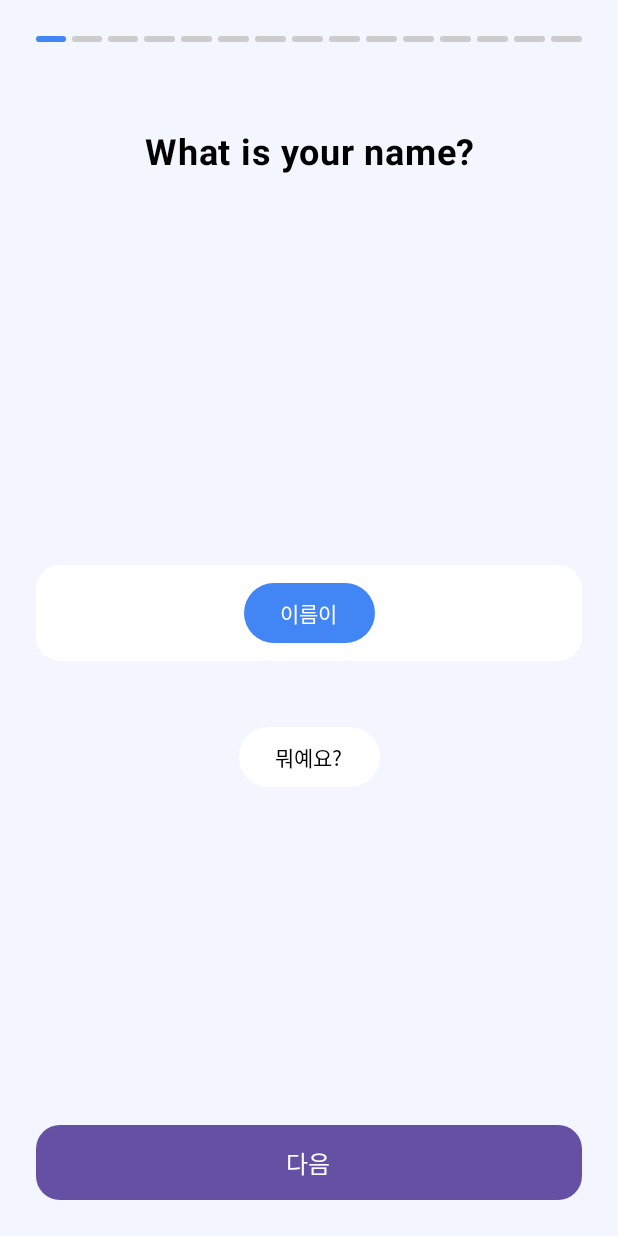
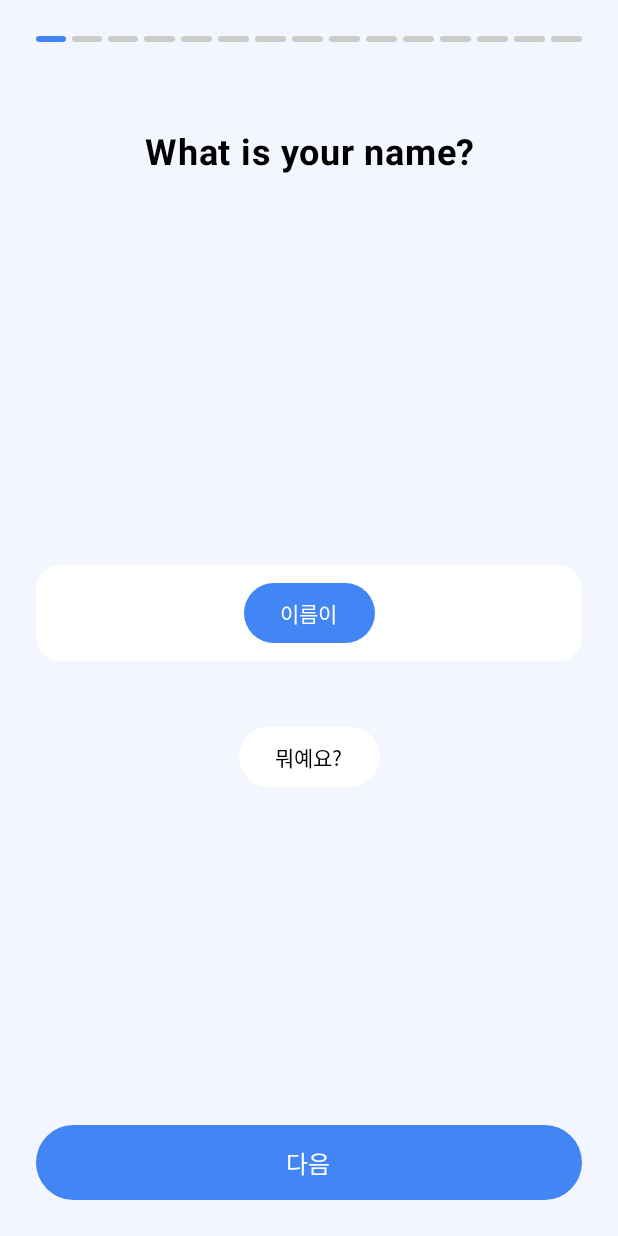
Before and after one commit to 3S-CREW/Chaining, an Android app built with Jetpack Compose: the KRQuizScreen screen opened through its navigation route, after a tap on "다음", on a phone screen of 412 x 824 dp. Run offline under Robolectric (Android 15) with nearby library versions, the phone set to English and light mode, and no system bars; our stand-ins replace Dagger/Hilt's generated code, Firebase (no records; nobody signed in at launch, a user with empty details on screens opened directly); 1 other tap on this screen came first.

Commit message:
[Design] 한국어 퀴즈 동기화

```diff
--- a/app/src/main/java/com/example/chaining/ui/screen/KRQuizScreen.kt
+++ b/app/src/main/java/com/example/chaining/ui/screen/KRQuizScreen.kt
@@ -1,5 +1,6 @@
 package com.example.chaining.ui.screen
 
+import android.widget.Toast
 import androidx.compose.foundation.layout.Column
 import androidx.compose.foundation.layout.ExperimentalLayoutApi
 import androidx.compose.foundation.layout.Spacer
@@ -9,10 +10,13 @@ import androidx.compose.foundation.layout.height
 import androidx.compose.foundation.layout.padding
 import androidx.compose.foundation.shape.RoundedCornerShape
 import androidx.compose.material3.Button
+import androidx.compose.material3.ButtonDefaults
 import androidx.compose.material3.Scaffold
 import androidx.compose.material3.Text
 import androidx.compose.runtime.Composable
 import androidx.compose.runtime.LaunchedEffect
+import androidx.compose.runtime.collectAsState
+import androidx.compose.runtime.getValue
 import androidx.compose.ui.Modifier
 import androidx.compose.ui.graphics.Color
 import androidx.compose.ui.platform.LocalContext
@@ -32,10 +36,20 @@ fun KRQuizScreen(
 ) {
     val context = LocalContext.current
     val isQuizFinished = quizViewModel.isQuizFinished.value
+    val toastMessage by quizViewModel.toastMessage.collectAsState()
+
+    // toastMessage 상태가 변경될 때마다 실행
+    LaunchedEffect(toastMessage) {
+        toastMessage?.let { message ->
+            Toast.makeText(context, message, Toast.LENGTH_SHORT).show()
+            // Toast를 보여준 후에는 ViewModel의 상태를 다시 null로 초기화
+            quizViewModel.clearToastMessage()
+        }
+    }
 
     // 화면이 처음 생성될 때 한국어 퀴즈를 불러옵니다.
     LaunchedEffect(Unit) {
-        // ✅ "KOREAN"으로 변경된 부분
+        // "KOREAN"으로 변경된 부분
         quizViewModel.loadQuizzes(context, "KOREAN")
     }
 
@@ -114,16 +128,21 @@ fun KRQuizScreen(
 
                 Spacer(modifier = Modifier.weight(1f))
 
+                // '다음' 버튼
                 Button(
-                    onClick = { quizViewModel.submitAndGoToNext() },
+                    onClick = { quizViewModel.submitAndGoToNext() }, // 항상 다음 문제로 이동
                     modifier = Modifier
                         .fillMaxWidth()
                         .height(50.dp),
-                    enabled = isAnswerSubmitted,
-                    shape = RoundedCornerShape(16.dp)
+                    enabled = isAnswerSubmitted, // 사용자가 답을 제출했을 때만 활성화
+                    shape = RoundedCornerShape(30.dp),
+                    colors = ButtonDefaults.buttonColors(
+                        containerColor = Color(0xFF4285F4), // 버튼의 배경색
+                        contentColor = Color.White        // 버튼 안의 텍스트 색상
+                    )
                 ) {
                     Text(
-                        text = "다음",
+                        text = "다음", // 텍스트를 '다음'으로 고정
                         fontSize = 16.sp
                     )
                 }
--- a/app/src/main/java/com/example/chaining/viewmodel/QuizViewModel.kt
+++ b/app/src/main/java/com/example/chaining/viewmodel/QuizViewModel.kt
@@ -77,10 +77,13 @@ class QuizViewModel : ViewModel() {
     private val _toastMessage = MutableStateFlow<String?>(null)
     val toastMessage = _toastMessage.asStateFlow()
 
+    private var currentLanguage: String = "ENGLISH"
+
     /**
      * Assets 폴더에서 언어에 맞는 퀴즈 JSON 파일을 읽어오는 함수
      */
     fun loadQuizzes(context: Context, language: String) {
+        this.currentLanguage = language
         val fileName = if (language == "KOREAN") {
             "korean_quizzes.json"
         } else {
@@ -156,9 +159,14 @@ class QuizViewModel : ViewModel() {
 
             // 사용자가 모든 단어를 선택하지 않았다면
             if (userWords != totalWords) {
+                val message = if (currentLanguage == "KOREAN") {
+                    "Please complete the sentence"
+                } else {
+                    "문장을 완성해주세요"
+                }
                 // Toast 메시지를 설정하고 함수를 종료
                 viewModelScope.launch {
-                    _toastMessage.value = "문장을 완성해주세요"
+                    _toastMessage.value = message
                 }
                 return
             }
```
